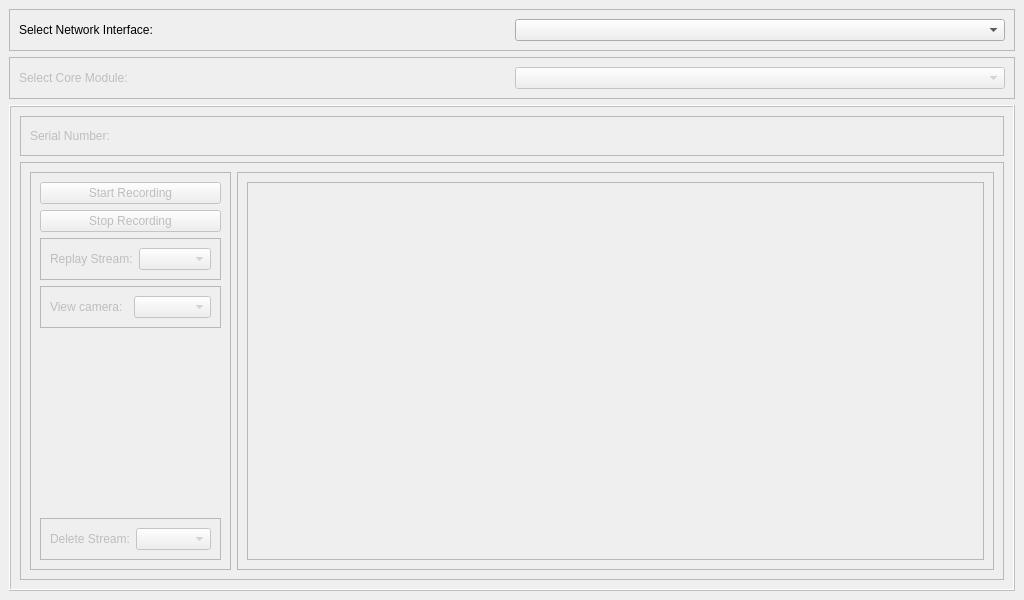
This is Storage_Manager_app/mainwindow.ui in arizonaCameraLab/ASDP_Render_Module as Qt 5 draws it before an edit. The edited form follows.
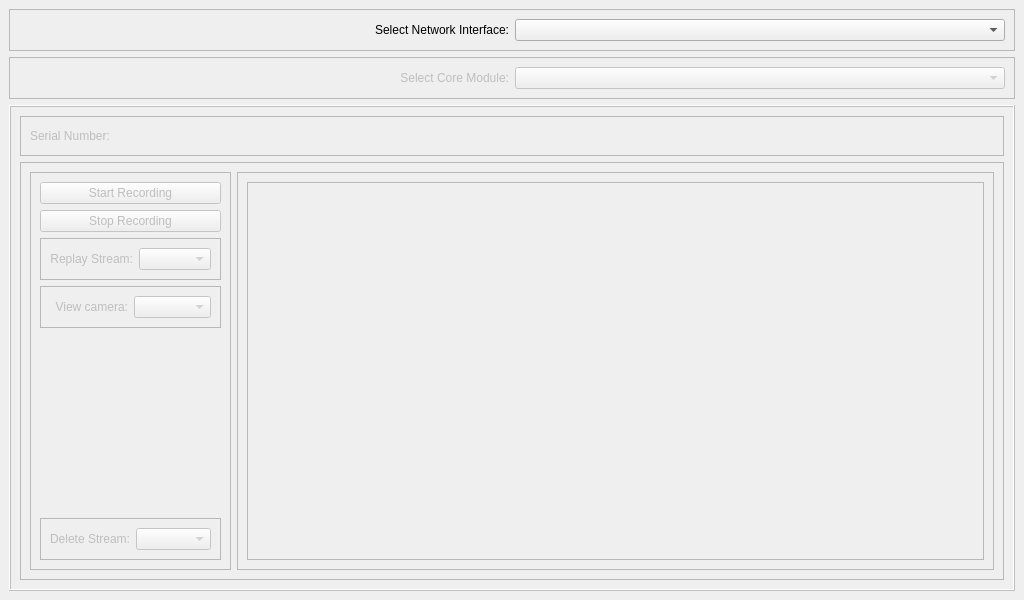
This is the edited form.

Commit message: Streaming data through to texture on Storage Manager

```diff
--- a/Storage_Manager_app/mainwindow.ui
+++ b/Storage_Manager_app/mainwindow.ui
@@ -29,6 +29,9 @@
          <property name="text">
           <string>Select Network Interface:</string>
          </property>
+         <property name="alignment">
+          <set>Qt::AlignRight|Qt::AlignTrailing|Qt::AlignVCenter</set>
+         </property>
         </widget>
        </item>
        <item>
@@ -54,6 +57,9 @@
          <property name="text">
           <string>Select Core Module:</string>
          </property>
+         <property name="alignment">
+          <set>Qt::AlignRight|Qt::AlignTrailing|Qt::AlignVCenter</set>
+         </property>
         </widget>
        </item>
        <item>
@@ -162,6 +168,9 @@
                   <property name="text">
                    <string>Replay Stream:</string>
                   </property>
+                  <property name="alignment">
+                   <set>Qt::AlignRight|Qt::AlignTrailing|Qt::AlignVCenter</set>
+                  </property>
                  </widget>
                 </item>
                 <item>
@@ -184,6 +193,9 @@
                   <property name="text">
                    <string>View camera:</string>
                   </property>
+                  <property name="alignment">
+                   <set>Qt::AlignRight|Qt::AlignTrailing|Qt::AlignVCenter</set>
+                  </property>
                  </widget>
                 </item>
                 <item>
@@ -219,6 +231,9 @@
                   <property name="text">
                    <string>Delete Stream:</string>
                   </property>
+                  <property name="alignment">
+                   <set>Qt::AlignRight|Qt::AlignTrailing|Qt::AlignVCenter</set>
+                  </property>
                  </widget>
                 </item>
                 <item>
```
The commit also changes 2 other files.
